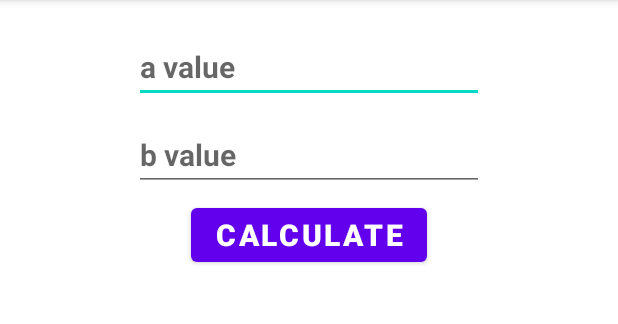
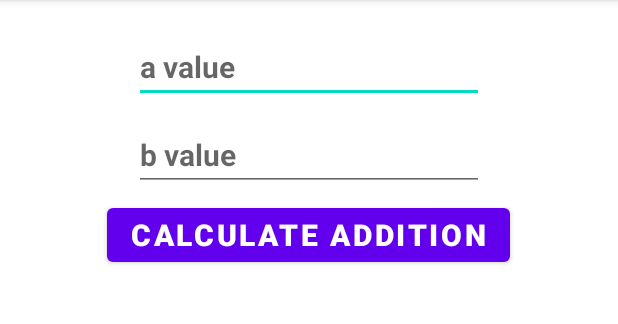
Before and after one commit to jonathanzho/TestDataBinding, an Android app: the screen it shows after launch (MainActivity), on a phone screen of 412 x 824 dp, the part 84-408 px from its top. Run offline under Robolectric (Android 15) with nearby library versions, the phone set to English and light mode, and no system bars; our stand-ins replace data binding.

```diff
--- a/app/src/main/java/com/example/jonathan/testdatabinding/CalculationViewModel.kt
+++ b/app/src/main/java/com/example/jonathan/testdatabinding/CalculationViewModel.kt
@@ -4,9 +4,13 @@ import android.util.Log
 import androidx.lifecycle.MutableLiveData
 import androidx.lifecycle.ViewModel
 
+/**
+ * Use ViewModel to persist data after a configuration change.
+ */
 class CalculationViewModel(private val calculations: Calculations) : ViewModel() {
-    private val TAG = "TDB: CalculationViewModel"
+    private val TAG: String = "TDB: CalculationViewModel"
 
+    // Use LiveData for live updates:
     var a = MutableLiveData<String>()
     var b = MutableLiveData<String>()
 
@@ -16,7 +20,7 @@ class CalculationViewModel(private val calculations: Calculations) : ViewModel()
         Log.d(TAG, "calculateAddition")
 
         val aValue = a.value?.toInt()
-        val bValue = a.value?.toInt()
+        val bValue = b.value?.toInt()
 
         if (aValue != null && bValue != null) {
             val addition = calculations.calculateAddition(aValue, bValue)
--- a/app/src/main/java/com/example/jonathan/testdatabinding/CalculationViewModelFactory.kt
+++ b/app/src/main/java/com/example/jonathan/testdatabinding/CalculationViewModelFactory.kt
@@ -3,11 +3,14 @@ package com.example.jonathan.testdatabinding
 import androidx.lifecycle.ViewModel
 import androidx.lifecycle.ViewModelProvider
 
+/**
+ * It's recommended to use ViewModelProvider.Factory design pattern.
+ */
 class CalculationViewModelFactory(
     private val calculations: Calculations
 ) : ViewModelProvider.Factory {
 
-    override fun <T : ViewModel> create(modelClass: Class<T>): T {
+    override fun<T : ViewModel> create(modelClass: Class<T>): T {
         return CalculationViewModel(calculations) as T
     }
 }
--- a/app/src/main/java/com/example/jonathan/testdatabinding/Calculations.kt
+++ b/app/src/main/java/com/example/jonathan/testdatabinding/Calculations.kt
@@ -1,5 +1,8 @@
 package com.example.jonathan.testdatabinding
 
+/**
+ * It's recommended to have an interface for a set of functions.
+ */
 interface Calculations {
     fun calculateAddition(a: Int, b: Int): Int
 }
--- a/app/src/main/java/com/example/jonathan/testdatabinding/MainActivity.kt
+++ b/app/src/main/java/com/example/jonathan/testdatabinding/MainActivity.kt
@@ -8,11 +8,11 @@ import androidx.lifecycle.ViewModelProvider
 import com.example.jonathan.testdatabinding.databinding.ActivityMainBinding
 
 class MainActivity : AppCompatActivity() {
-    private val TAG = "TDB: MainActivity"
+    private val TAG: String = "TDB: MainActivity"
 
     private lateinit var binding: ActivityMainBinding
     private lateinit var viewModel: CalculationViewModel
-    lateinit var factory: CalculationViewModelFactory
+    private lateinit var factory: CalculationViewModelFactory
 
     override fun onCreate(savedInstanceState: Bundle?) {
         Log.d(TAG, "onCreate")
@@ -21,7 +21,7 @@ class MainActivity : AppCompatActivity() {
 
         binding = DataBindingUtil.setContentView(this, R.layout.activity_main)
         factory = CalculationViewModelFactory(MyCalculation())
-        viewModel = ViewModelProvider(this, factory).get(CalculationViewModel::class.java)
+        viewModel = ViewModelProvider(this, factory)[CalculationViewModel::class.java]
         binding.myViewModel = viewModel
         binding.lifecycleOwner = this
     }
--- a/app/src/main/java/com/example/jonathan/testdatabinding/MyCalculation.kt
+++ b/app/src/main/java/com/example/jonathan/testdatabinding/MyCalculation.kt
@@ -1,7 +1,16 @@
 package com.example.jonathan.testdatabinding
 
+import android.util.Log
+
+/**
+ * This is one implementation of the interface Calculations.
+ */
 class MyCalculation : Calculations {
+    private val TAG: String = "TDB: MyCalculation"
+
     override fun calculateAddition(a: Int, b: Int): Int {
+        Log.d(TAG, "calculateAddition: a=[$a], b=[$b]")
+
         return a + b
     }
 }
--- a/app/src/main/res/layout/activity_main.xml
+++ b/app/src/main/res/layout/activity_main.xml
@@ -47,7 +47,7 @@
           android:layout_width="wrap_content"
           android:layout_height="wrap_content"
           android:layout_gravity="center_horizontal"
-          android:text="@string/calculate"
+          android:text="@string/calculate_addition"
           android:layout_marginBottom="15dp"
           android:onClick="@{()->myViewModel.calculateAddition()}"
           android:textSize="20sp"
--- a/app/src/main/res/values/strings.xml
+++ b/app/src/main/res/values/strings.xml
@@ -1,4 +1,4 @@
 <resources>
     <string name="app_name">Demo | Data Binding</string>
-    <string name="calculate">Calculate</string>
+    <string name="calculate_addition">Calculate Addition</string>
 </resources>
```
Also changed, not shown: app/src/main/java/com/example/jonathan/testdatabinding/MainViewModel.kt (deleted, +0 -23 lines).
